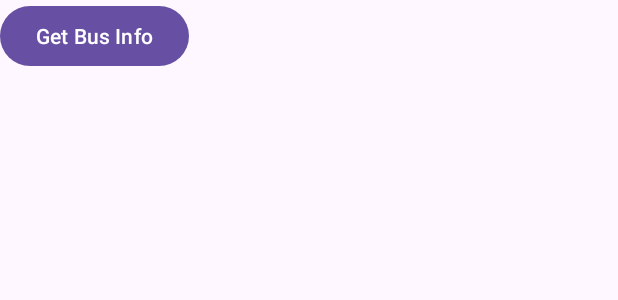
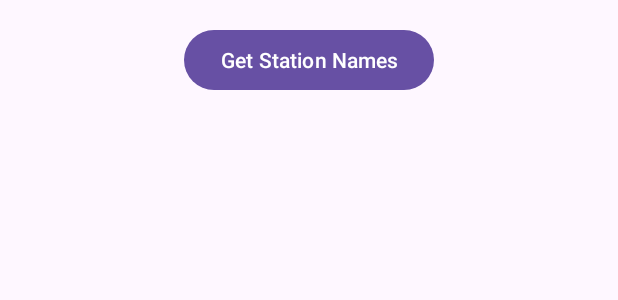
Before and after one commit to 2023Capstone/moijaNew, an Android app: the layout activity_citybus.xml on its own in the app's theme, with its tools: preview values and no code run, on a phone screen of 412 x 824 dp. Shown: the top 300 px of the screen. Run offline under Robolectric (Android 15) with nearby library versions, the phone set to English and light mode, and no system bars.

Commit message:
시내버스 listview변경
textview -> listview변경

```diff
--- a/app/src/main/res/layout/activity_citybus.xml
+++ b/app/src/main/res/layout/activity_citybus.xml
@@ -3,25 +3,35 @@
     xmlns:tools="http://schemas.android.com/tools"
     android:layout_width="match_parent"
     android:layout_height="match_parent"
+    android:paddingLeft="16dp"
+    android:paddingTop="16dp"
+    android:paddingRight="16dp"
+    android:paddingBottom="16dp"
     tools:context=".schedule.CityBus">
+
     <Button
         android:id="@+id/getStationNamesButton"
         android:layout_width="wrap_content"
         android:layout_height="wrap_content"
-        android:text="Get Bus Info" />
+        android:text="Get Station Names"
+        android:layout_centerHorizontal="true"/>
 
-    <ScrollView
+    <TextView
+        android:id="@+id/busInfoTextView"
+        android:layout_width="wrap_content"
+        android:layout_height="wrap_content"
+        android:layout_below="@id/getStationNamesButton"
+        android:layout_marginTop="16dp"
+        android:text=""
+        android:textSize="18sp"
+        android:textColor="@android:color/black"/>
+
+    <ListView
+        android:id="@+id/stationNamesListView"
         android:layout_width="match_parent"
         android:layout_height="wrap_content"
-        android:layout_below="@id/getStationNamesButton">
-        <TextView
-            android:id="@+id/busInfoTextView"
-            android:layout_width="wrap_content"
-            android:layout_height="wrap_content"
-            android:layout_below="@id/getStationNamesButton"
-            android:layout_centerHorizontal="true"
-            android:layout_marginTop="16dp"
-            android:text=""
-            android:textSize="16sp" />
-    </ScrollView>
+        android:layout_below="@id/busInfoTextView"
+        android:layout_marginTop="16dp"
+        android:divider="@android:color/darker_gray"
+        android:dividerHeight="1dp"/>
 </RelativeLayout>
```
Also changed, not shown: app/src/main/java/com/example/moija/schedule/CityBus.java (+44 -9 lines).
